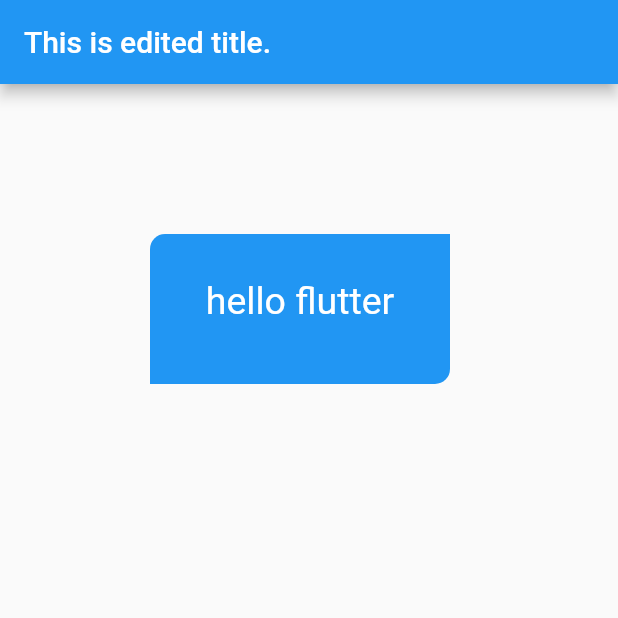
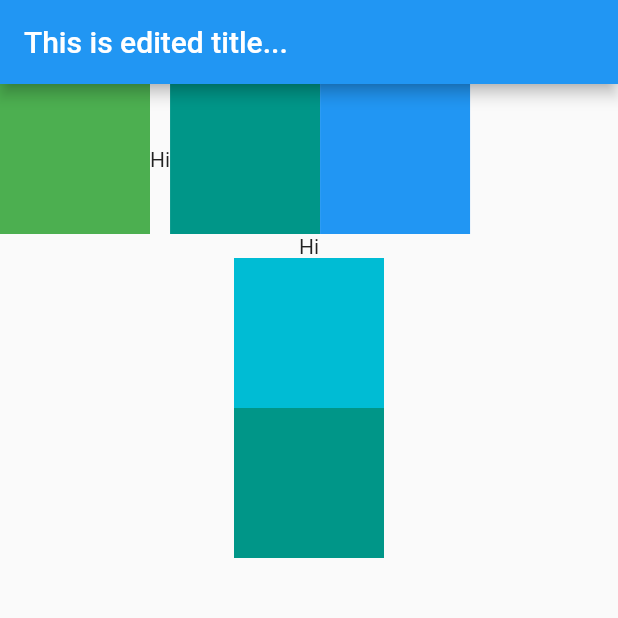
Before and after one commit to muzahidul190/first_flutter_app, a Flutter app: the screen it shows after launch, on a phone screen of 412 x 824 dp, the top half of it. Run offline on Flutter 3.47's test engine with Material 2 defaults, Android fonts, the phone set to English and light mode, and no system bars.

Commit message:
hw day 4

```diff
--- a/lib/main.dart
+++ b/lib/main.dart
@@ -16,7 +16,7 @@ class MyApp extends StatelessWidget {
       theme: ThemeData(
         primarySwatch: Colors.blue,
       ),
-      home: MyHomePage(),
+      home: const MyHomePage(),
     );
   }
 }
@@ -30,30 +30,56 @@ class MyHomePage extends StatelessWidget {
   Widget build(BuildContext context) {
     return Scaffold(
       appBar: AppBar(
-        title: const Text('This is edited title.'),
+        title: const Text('This is edited title...'),
       ),
-      body: Container(
-        padding: const EdgeInsets.only(top: 30),
-        margin: const EdgeInsets.all(100),
-        decoration: const BoxDecoration(
-          color: Colors.blue,
-          borderRadius: BorderRadius.only(
-            bottomRight: Radius.circular(10),
-            topLeft: Radius.circular(10),
+      body: Column(
+        children: [
+          Row(
+            children: [
+              Container(
+                height: 100,
+                width: 100,
+                decoration: const BoxDecoration(
+                  color: Colors.green,
+                ),
+              ),
+              const Text('Hi'),
+              Container(
+                height: 100,
+                width: 100,
+                decoration: const BoxDecoration(
+                  color: Colors.teal,
+                ),
+              ),
+              Container(
+                height: 100,
+                width: 100,
+                decoration: const BoxDecoration(
+                  color: Colors.blue,
+                ),
+              )
+            ],
           ),
-          //border: Border({})
-        ),
-        height: 100,
-        width: 200,
-        child: const Text(
-          'hello flutter',
-          textAlign: TextAlign.center,
-          style: TextStyle(
-            fontSize: 25,
-            color: Colors.white,
-            //background: Paint(Colors.accents,),
+          Column(
+            children: [
+              const Text('Hi'),
+              Container(
+                height: 100,
+                width: 100,
+                decoration: const BoxDecoration(
+                  color: Colors.cyan,
+                ),
+              ),
+              Container(
+                height: 100,
+                width: 100,
+                decoration: const BoxDecoration(
+                  color: Colors.teal,
+                ),
+              ),
+            ],
           ),
-        ),
+        ],
       ),
     );
   }
```
Also changed, not shown: lib/test.dart (+56 -9 lines).
